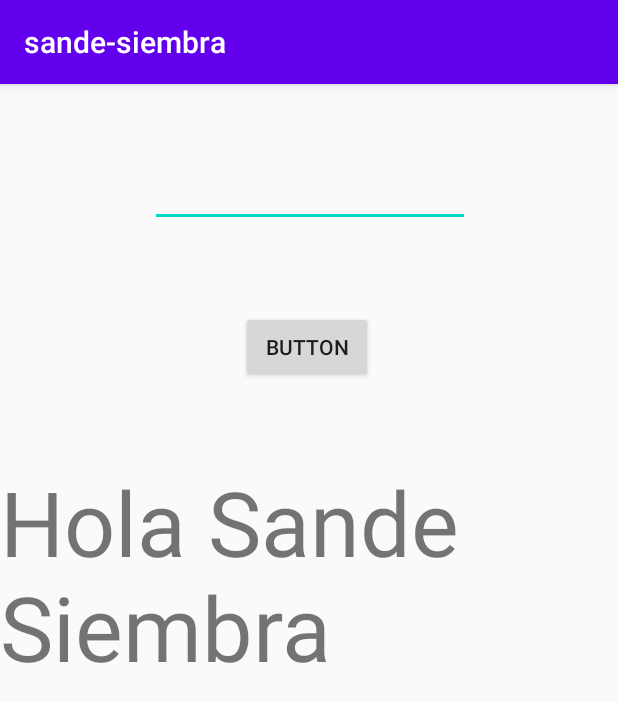
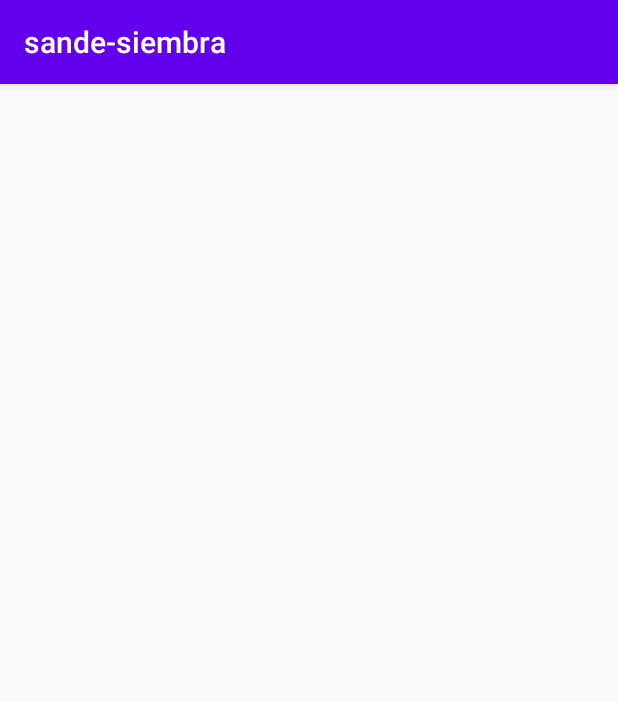
Before and after one commit to JonathanA13/Sande, an Android app: the screen it shows after launch (MainActivity), on a phone screen of 412 x 824 dp. Shown: the top 702 px of the screen. Run offline under Robolectric (Android 15) with nearby library versions, the phone set to English and light mode, and no system bars.

Commit message:
Ultimos cambios

```diff
--- a/Programa/app/src/main/res/layout/activity_main.xml
+++ b/Programa/app/src/main/res/layout/activity_main.xml
@@ -4,42 +4,4 @@
     xmlns:tools="http://schemas.android.com/tools"
     android:layout_width="match_parent"
     android:layout_height="match_parent"
-    tools:context=".MainActivity">
-
-    <TextView
-        android:id="@+id/textView"
-        android:layout_width="wrap_content"
-        android:layout_height="wrap_content"
-        android:text="Hola Sande Siembra"
-        android:textSize="60sp"
-        app:layout_constraintBottom_toBottomOf="parent"
-        app:layout_constraintLeft_toLeftOf="parent"
-        app:layout_constraintRight_toRightOf="parent"
-        app:layout_constraintTop_toTopOf="parent"
-        app:layout_constraintVertical_bias="0.407" />
-
-    <Button
-        android:id="@+id/button"
-        android:layout_width="wrap_content"
-        android:layout_height="wrap_content"
-        android:layout_marginStart="160dp"
-        android:layout_marginBottom="52dp"
-        android:text="Button"
-        app:layout_constraintBottom_toTopOf="@+id/textView"
-        app:layout_constraintEnd_toEndOf="parent"
-        app:layout_constraintHorizontal_bias="0.006"
-        app:layout_constraintStart_toStartOf="@+id/textView" />
-
-    <EditText
-        android:id="@+id/editText2"
-        android:layout_width="wrap_content"
-        android:layout_height="wrap_content"
-        android:layout_marginBottom="56dp"
-        android:ems="10"
-        android:inputType="textPassword"
-        app:layout_constraintBottom_toTopOf="@+id/button"
-        app:layout_constraintEnd_toEndOf="@+id/button"
-        app:layout_constraintHorizontal_bias="0.488"
-        app:layout_constraintStart_toStartOf="@+id/button" />
-
-</androidx.constraintlayout.widget.ConstraintLayout>
+    tools:context=".MainActivity"/>
```
Also changed, not shown: Programa/app/src/main/res/drawable-v24/logosande.png (added).
